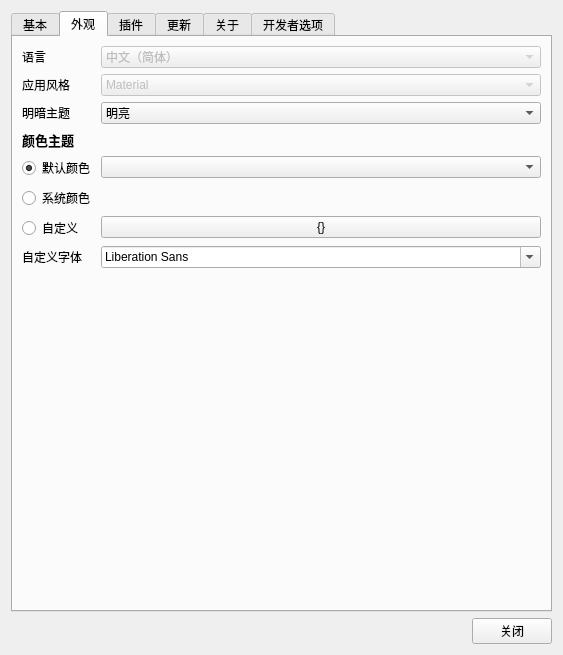
The window that UISource/settings.ui (HelloWRC/W-DesktopCountdown) describes before a commit, drawn with Qt 5.
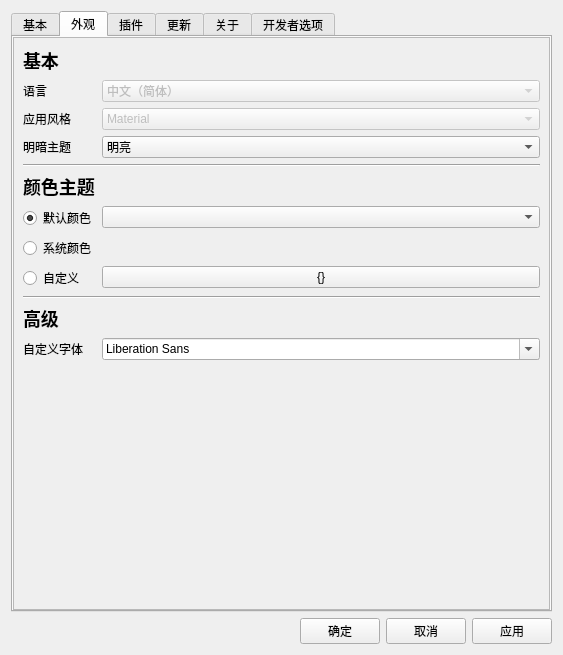
The same window after the commit. The open tabs and pages were chosen to show the change. Icons and pictures are not drawn.

Commit message: 基本完成universe_configure的配置组件重构

```diff
--- a/UISource/settings.ui
+++ b/UISource/settings.ui
@@ -55,8 +55,45 @@
       <attribute name="title">
        <string>外观</string>
       </attribute>
-      <layout class="QFormLayout" name="formLayout_2">
-       <item row="0" column="0">
+      <layout class="QVBoxLayout" name="verticalLayout_13">
+       <property name="spacing">
+        <number>0</number>
+       </property>
+       <property name="leftMargin">
+        <number>0</number>
+       </property>
+       <property name="topMargin">
+        <number>0</number>
+       </property>
+       <property name="rightMargin">
+        <number>0</number>
+       </property>
+       <property name="bottomMargin">
+        <number>0</number>
+       </property>
+       <item>
+        <widget class="QScrollArea" name="scrollArea_2">
+         <property name="widgetResizable">
+          <bool>true</bool>
+         </property>
+         <widget class="QWidget" name="scrollAreaWidgetContents_2">
+          <property name="geometry">
+           <rect>
+            <x>0</x>
+            <y>0</y>
+            <width>535</width>
+            <height>557</height>
+           </rect>
+          </property>
+          <layout class="QFormLayout" name="formLayout">
+           <item row="0" column="0" colspan="2">
+            <widget class="QLabel" name="label_8">
+             <property name="text">
+              <string>&lt;h2&gt;基本&lt;/h2&gt;</string>
+             </property>
+            </widget>
+           </item>
+           <item row="1" column="0">
         <widget class="QLabel" name="lb_lang">
          <property name="text">
           <string>语言</string>
@@ -66,6 +103,18 @@
          </property>
         </widget>
        </item>
+           <item row="1" column="1">
+            <widget class="QComboBox" name="cb_lang">
+             <property name="enabled">
+              <bool>false</bool>
+             </property>
+             <item>
+              <property name="text">
+               <string>中文（简体）</string>
+              </property>
+             </item>
+            </widget>
+           </item>
        <item row="2" column="0">
         <widget class="QLabel" name="lb_appstle">
          <property name="text">
@@ -76,7 +125,19 @@
          </property>
         </widget>
        </item>
-       <item row="4" column="0">
+           <item row="2" column="1">
+            <widget class="QComboBox" name="cb_appstyle">
+             <property name="enabled">
+              <bool>false</bool>
+             </property>
+             <item>
+              <property name="text">
+               <string>Material</string>
+              </property>
+             </item>
+            </widget>
+           </item>
+           <item row="3" column="0">
         <widget class="QLabel" name="lb_ldstyle">
          <property name="text">
           <string>明暗主题</string>
@@ -86,24 +147,61 @@
          </property>
         </widget>
        </item>
-       <item row="6" column="0">
+           <item row="3" column="1">
+            <widget class="QComboBox" name="cb_ldstyle">
+             <property name="enabled">
+              <bool>true</bool>
+             </property>
+             <property name="editable">
+              <bool>false</bool>
+             </property>
+             <property name="currentText">
+              <string>明亮</string>
+             </property>
+             <property name="currentIndex">
+              <number>0</number>
+             </property>
+             <property name="duplicatesEnabled">
+              <bool>false</bool>
+             </property>
+             <item>
+              <property name="text">
+               <string>明亮</string>
+              </property>
+             </item>
+             <item>
+              <property name="text">
+               <string>黑暗</string>
+              </property>
+             </item>
+             <item>
+              <property name="text">
+               <string>使用系统配置</string>
+              </property>
+             </item>
+            </widget>
+           </item>
+           <item row="5" column="0">
         <widget class="QLabel" name="lb_color">
          <property name="text">
-          <string>&lt;html&gt;&lt;head/&gt;&lt;body&gt;&lt;p&gt;&lt;span style=&quot; font-size:10pt; font-weight:700;&quot;&gt;颜色主题&lt;/span&gt;&lt;/p&gt;&lt;/body&gt;&lt;/html&gt;</string>
+              <string>&lt;h2&gt;颜色主题&lt;/h2&gt;</string>
          </property>
         </widget>
        </item>
-       <item row="10" column="0" colspan="2">
-        <widget class="QRadioButton" name="rb_syscolor">
-         <property name="enabled">
-          <bool>true</bool>
-         </property>
+           <item row="6" column="0">
+            <widget class="QRadioButton" name="rb_default">
          <property name="text">
-          <string>系统颜色</string>
+              <string>默认颜色</string>
+             </property>
+             <property name="checked">
+              <bool>true</bool>
          </property>
         </widget>
        </item>
-       <item row="11" column="0">
+           <item row="6" column="1">
+            <widget class="QComboBox" name="cb_colortheme"/>
+           </item>
+           <item row="8" column="0">
         <widget class="QRadioButton" name="rb_customcolor">
          <property name="enabled">
           <bool>true</bool>
@@ -113,6 +211,13 @@
          </property>
         </widget>
        </item>
+           <item row="8" column="1">
+            <widget class="QPushButton" name="btn_selcolor">
+             <property name="text">
+              <string>{}</string>
+             </property>
+            </widget>
+           </item>
        <item row="13" column="0">
         <widget class="QLabel" name="lb_customfont">
          <property name="text">
@@ -123,85 +228,51 @@
          </property>
         </widget>
        </item>
+           <item row="12" column="0">
+            <widget class="QLabel" name="label_5">
+             <property name="text">
+              <string>&lt;h2&gt;高级&lt;/h2&gt;</string>
+             </property>
+            </widget>
+           </item>
+           <item row="11" column="0" colspan="2">
+            <widget class="Line" name="line_3">
+             <property name="orientation">
+              <enum>Qt::Horizontal</enum>
+             </property>
+            </widget>
+           </item>
        <item row="13" column="1">
         <widget class="QFontComboBox" name="cb_custom_font"/>
        </item>
-       <item row="0" column="1">
-        <widget class="QComboBox" name="cb_lang">
-         <property name="enabled">
-          <bool>false</bool>
-         </property>
-         <item>
-          <property name="text">
-           <string>中文（简体）</string>
-          </property>
-         </item>
-        </widget>
-       </item>
-       <item row="2" column="1">
-        <widget class="QComboBox" name="cb_appstyle">
-         <property name="enabled">
-          <bool>false</bool>
-         </property>
-         <item>
-          <property name="text">
-           <string>Material</string>
-          </property>
-         </item>
-        </widget>
-       </item>
-       <item row="4" column="1">
-        <widget class="QComboBox" name="cb_ldstyle">
-         <property name="enabled">
-          <bool>true</bool>
-         </property>
-         <property name="editable">
-          <bool>false</bool>
-         </property>
-         <property name="currentText">
-          <string>明亮</string>
-         </property>
-         <property name="currentIndex">
-          <number>0</number>
-         </property>
-         <property name="duplicatesEnabled">
-          <bool>false</bool>
-         </property>
-         <item>
-          <property name="text">
-           <string>明亮</string>
-          </property>
-         </item>
-         <item>
-          <property name="text">
-           <string>黑暗</string>
-          </property>
-         </item>
-         <item>
-          <property name="text">
-           <string>使用系统配置</string>
-          </property>
-         </item>
-        </widget>
-       </item>
-       <item row="11" column="1">
-        <widget class="QPushButton" name="btn_selcolor">
-         <property name="text">
-          <string>{}</string>
-         </property>
-        </widget>
-       </item>
-       <item row="7" column="1">
-        <widget class="QComboBox" name="cb_colortheme"/>
-       </item>
+           <item row="4" column="0" colspan="2">
+            <widget class="Line" name="line_4">
+             <property name="minimumSize">
+              <size>
+               <width>0</width>
+               <height>0</height>
+              </size>
+             </property>
+             <property name="frameShadow">
+              <enum>QFrame::Sunken</enum>
+             </property>
+             <property name="orientation">
+              <enum>Qt::Horizontal</enum>
+             </property>
+            </widget>
+           </item>
        <item row="7" column="0">
-        <widget class="QRadioButton" name="rb_default">
-         <property name="text">
-          <string>默认颜色</string>
-         </property>
-         <property name="checked">
+            <widget class="QRadioButton" name="rb_syscolor">
+             <property name="enabled">
           <bool>true</bool>
          </property>
+             <property name="text">
+              <string>系统颜色</string>
+             </property>
+            </widget>
+           </item>
+          </layout>
+         </widget>
         </widget>
        </item>
       </layout>
@@ -935,7 +1006,21 @@
      <item>
       <widget class="QPushButton" name="btn_close">
        <property name="text">
-        <string>关闭</string>
+        <string>确定</string>
+       </property>
+      </widget>
+     </item>
+     <item>
+      <widget class="QPushButton" name="btn_cancel">
+       <property name="text">
+        <string>取消</string>
+       </property>
+      </widget>
+     </item>
+     <item>
+      <widget class="QPushButton" name="btn_apply">
+       <property name="text">
+        <string>应用</string>
        </property>
       </widget>
      </item>
```
Left out of the diff: 14 changed lines with no effect on the pictures. Lines whose indentation alone changed are shown as unchanged. The commit also changes 6 other files.
